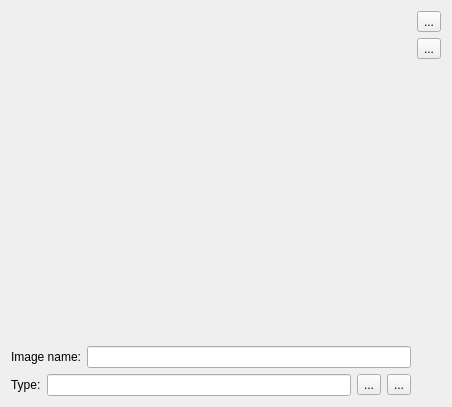
YuriyRusinov/db_qt_opencv, file src/gui/cv_image_form.ui: the form before one commit.
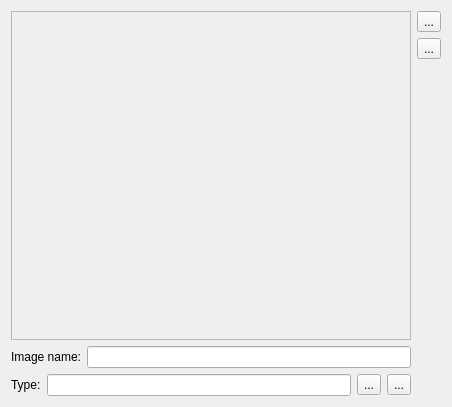
The form after the commit.

What changed in the file:
```diff
--- a/src/gui/cv_image_form.ui
+++ b/src/gui/cv_image_form.ui
@@ -13,8 +13,23 @@
   <property name="windowTitle">
    <string>Form</string>
   </property>
-  <layout class="QGridLayout" name="gridLayout">
+  <layout class="QGridLayout" name="gridLayout_2">
    <item row="0" column="0" colspan="4">
+    <widget class="QScrollArea" name="scAreaIm">
+     <property name="widgetResizable">
+      <bool>true</bool>
+     </property>
+     <widget class="QWidget" name="scrollAreaWidgetContents">
+      <property name="geometry">
+       <rect>
+        <x>0</x>
+        <y>0</y>
+        <width>396</width>
+        <height>327</height>
+       </rect>
+      </property>
+      <layout class="QGridLayout" name="gridLayout">
+       <item row="0" column="0">
     <widget class="QLabel" name="lImage">
      <property name="sizePolicy">
       <sizepolicy hsizetype="Preferred" vsizetype="Preferred">
@@ -25,6 +40,10 @@
      <property name="text">
       <string>&lt;html&gt;&lt;head/&gt;&lt;body&gt;&lt;p&gt;&lt;br/&gt;&lt;/p&gt;&lt;/body&gt;&lt;/html&gt;</string>
      </property>
+        </widget>
+       </item>
+      </layout>
+     </widget>
     </widget>
    </item>
    <item row="0" column="4">
```
Lines whose indentation alone changed are shown as unchanged.
